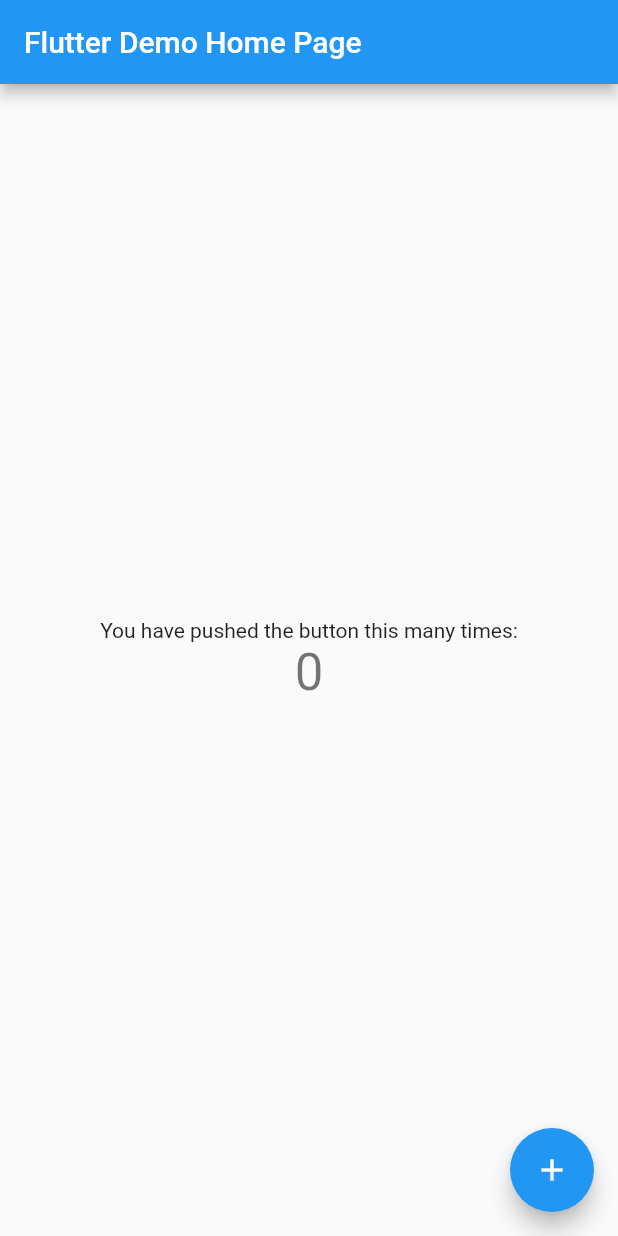
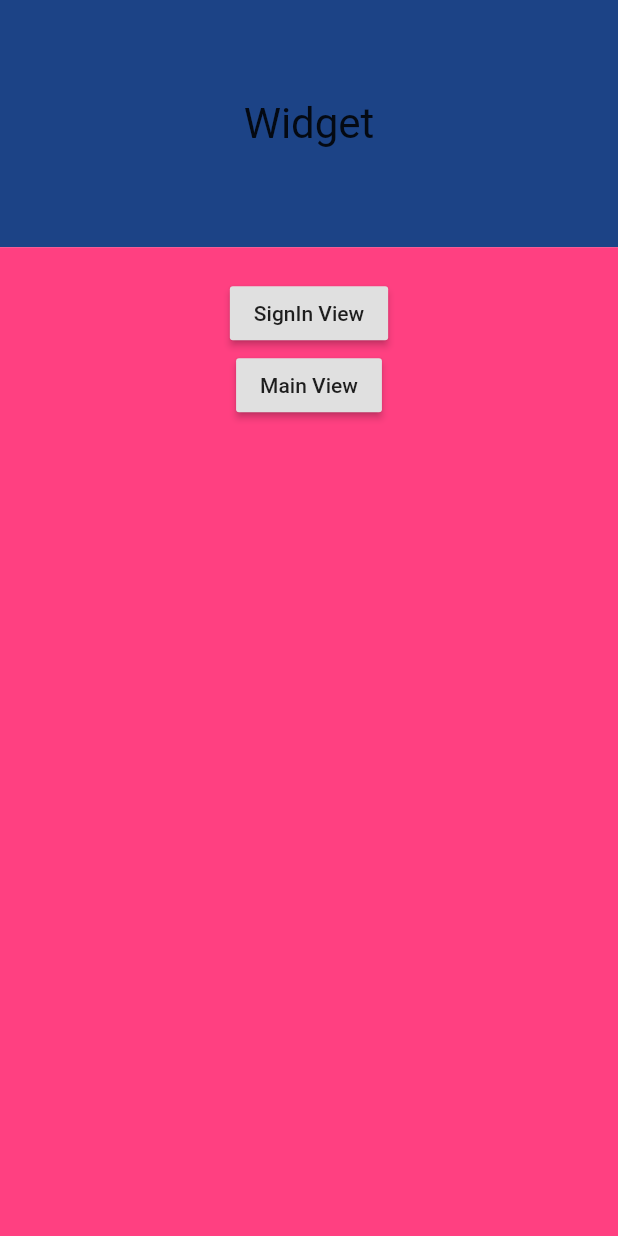
Before and after one commit to devSongStudy/VillageBoard, a Flutter app: the screen it shows after launch, on a phone screen of 412 x 824 dp. Run offline on Flutter 3.47's test engine with Material 2 defaults, Android fonts, the phone set to English and light mode, and no system bars.

Commit message:
기본 화면 플로우

```diff
--- /dev/null
+++ b/lib/generate_route.dart
@@ -0,0 +1,34 @@
+import 'package:flutter/material.dart';
+import 'package:villageboard/src/views/auth/signin_view.dart';
+import 'package:villageboard/src/views/auth/signup_view.dart';
+import 'package:villageboard/src/views/main/detail_view.dart';
+import 'package:villageboard/src/views/main/main_view.dart';
+import 'package:villageboard/src/views/main/write_view.dart';
+import 'package:villageboard/src/views/splash_view.dart';
+
+class GenerateRoute {
+  static Route<dynamic> generateRoute(RouteSettings settings) {
+    final args = settings.arguments;
+    switch (settings.name) {
+      case '/Splash':
+        return MaterialPageRoute(builder: (_) => SplashView());
+
+      // Auth
+      case '/SignIn':
+        return MaterialPageRoute(builder: (_) => SignInView());
+      case '/SignUp':
+        return MaterialPageRoute(builder: (_) => SignUpView());
+
+      // Main
+      case '/Main':
+        return MaterialPageRoute(builder: (_) => MainView());
+      case '/Detail':
+        return MaterialPageRoute(builder: (_) => DetailView());
+      case '/Write':
+        return MaterialPageRoute(builder: (_) => WriteView());
+
+      default:
+        return MaterialPageRoute(builder: (_) => Scaffold(body: SafeArea(child: Text('Route Error'),),));
+    }
+  }
+}
--- a/lib/main.dart
+++ b/lib/main.dart
@@ -1,113 +1,35 @@
 import 'package:flutter/material.dart';
 
+import 'generate_route.dart';
+
 void main() {
+  // TODO: Firebase initialize
   runApp(MyApp());
 }
 
-class MyApp extends StatelessWidget {
-  // This widget is the root of your application.
+class MyApp extends StatefulWidget {
   @override
-  Widget build(BuildContext context) {
-    return MaterialApp(
-      title: 'Flutter Demo',
-      theme: ThemeData(
-        // This is the theme of your application.
-        //
-        // Try running your application with "flutter run". You'll see the
-        // application has a blue toolbar. Then, without quitting the app, try
-        // changing the primarySwatch below to Colors.green and then invoke
-        // "hot reload" (press "r" in the console where you ran "flutter run",
-        // or simply save your changes to "hot reload" in a Flutter IDE).
-        // Notice that the counter didn't reset back to zero; the application
-        // is not restarted.
-        primarySwatch: Colors.blue,
-      ),
-      home: MyHomePage(title: 'Flutter Demo Home Page'),
-    );
-  }
+  _MyAppState createState() => _MyAppState();
 }
 
-class MyHomePage extends StatefulWidget {
-  MyHomePage({Key key, this.title}) : super(key: key);
-
-  // This widget is the home page of your application. It is stateful, meaning
-  // that it has a State object (defined below) that contains fields that affect
-  // how it looks.
-
-  // This class is the configuration for the state. It holds the values (in this
-  // case the title) provided by the parent (in this case the App widget) and
-  // used by the build method of the State. Fields in a Widget subclass are
-  // always marked "final".
-
-  final String title;
+class _MyAppState extends State<MyApp> {
 
   @override
-  _MyHomePageState createState() => _MyHomePageState();
-}
-
-class _MyHomePageState extends State<MyHomePage> {
-  int _counter = 0;
-
-  void _incrementCounter() {
-    setState(() {
-      // This call to setState tells the Flutter framework that something has
-      // changed in this State, which causes it to rerun the build method below
-      // so that the display can reflect the updated values. If we changed
-      // _counter without calling setState(), then the build method would not be
-      // called again, and so nothing would appear to happen.
-      _counter++;
-    });
+  void initState() {
+    super.initState();
   }
 
   @override
   Widget build(BuildContext context) {
-    // This method is rerun every time setState is called, for instance as done
-    // by the _incrementCounter method above.
-    //
-    // The Flutter framework has been optimized to make rerunning build methods
-    // fast, so that you can just rebuild anything that needs updating rather
-    // than having to individually change instances of widgets.
-    return Scaffold(
-      appBar: AppBar(
-        // Here we take the value from the MyHomePage object that was created by
-        // the App.build method, and use it to set our appbar title.
-        title: Text(widget.title),
+    return MaterialApp(
+      debugShowCheckedModeBanner: true,
+      title: 'VillageBoard',
+      initialRoute: '/Splash',
+      onGenerateRoute: GenerateRoute.generateRoute,
+      theme: ThemeData(
+        brightness: Brightness.light,
+        primarySwatch: Colors.lightBlue,
       ),
-      body: Center(
-        // Center is a layout widget. It takes a single child and positions it
-        // in the middle of the parent.
-        child: Column(
-          // Column is also a layout widget. It takes a list of children and
-          // arranges them vertically. By default, it sizes itself to fit its
-          // children horizontally, and tries to be as tall as its parent.
-          //
-          // Invoke "debug painting" (press "p" in the console, choose the
-          // "Toggle Debug Paint" action from the Flutter Inspector in Android
-          // Studio, or the "Toggle Debug Paint" command in Visual Studio Code)
-          // to see the wireframe for each widget.
-          //
-          // Column has various properties to control how it sizes itself and
-          // how it positions its children. Here we use mainAxisAlignment to
-          // center the children vertically; the main axis here is the vertical
-          // axis because Columns are vertical (the cross axis would be
-          // horizontal).
-          mainAxisAlignment: MainAxisAlignment.center,
-          children: <Widget>[
-            Text(
-              'You have pushed the button this many times:',
-            ),
-            Text(
-              '$_counter',
-              style: Theme.of(context).textTheme.headline4,
-            ),
-          ],
-        ),
-      ),
-      floatingActionButton: FloatingActionButton(
-        onPressed: _incrementCounter,
-        tooltip: 'Increment',
-        child: Icon(Icons.add),
-      ), // This trailing comma makes auto-formatting nicer for build methods.
     );
   }
 }
--- /dev/null
+++ b/lib/src/views/splash_view.dart
@@ -0,0 +1,72 @@
+
+import 'package:flutter/material.dart';
+import 'package:villageboard/src/helpers/app_config.dart' as ex;
+
+class SplashView extends StatefulWidget {
+  @override
+  _SplashViewState createState() => _SplashViewState();
+}
+
+class _SplashViewState extends State<SplashView> {
+  @override
+  Widget build(BuildContext context) {
+    return WillPopScope(
+      onWillPop: () async => false,
+      child: Scaffold(
+        body: SafeArea(
+          child: Column(
+            children: [
+              Expanded(
+                flex: 1,
+                child: Container(
+                  alignment: Alignment.center,
+                  color: ex.Colors().randomColor(),
+                  child: Text('${this.widget}',
+                    style: TextStyle(fontSize: 28.0),
+                  ),
+                ),
+              ),
+              Expanded(
+                flex: 4,
+                child: Container(
+                  padding: EdgeInsets.all(20),
+                  color: Colors.pinkAccent,
+                  width: double.infinity,
+                  child: Column(
+                    children: [
+                      RaisedButton(
+                        onPressed: showSignInView,
+                        child: Text("SignIn View"),
+                      ),
+                      RaisedButton(
+                        onPressed: showMainView,
+                        child: Text("Main View"),
+                      ),
+                    ],
+                  ),
+                ),
+              ),
+            ],
+          ),
+        )
+      ),
+    );
+  }
+
+  void showSignInView() {
+    try {
+      Navigator.of(context).pushReplacementNamed('/SignIn');
+    } catch (e) {
+      print('Error: $e');
+    }
+  }
+
+  void showMainView() {
+    try {
+      Navigator.of(context).pushReplacementNamed('/Main');
+    } catch (e) {
+      print('Error: $e');
+    }
+  }
+
+}
```
Also changed, not shown: lib/src/helpers/app_config.dart (added, +30 -0 lines), lib/src/views/auth/signin_view.dart (added, +71 -0 lines), lib/src/views/auth/signup_view.dart (added, +74 -0 lines), lib/src/views/main/detail_view.dart (added, +60 -0 lines), lib/src/views/main/main_view.dart (added, +82 -0 lines), lib/src/views/main/write_view.dart (added, +60 -0 lines).
